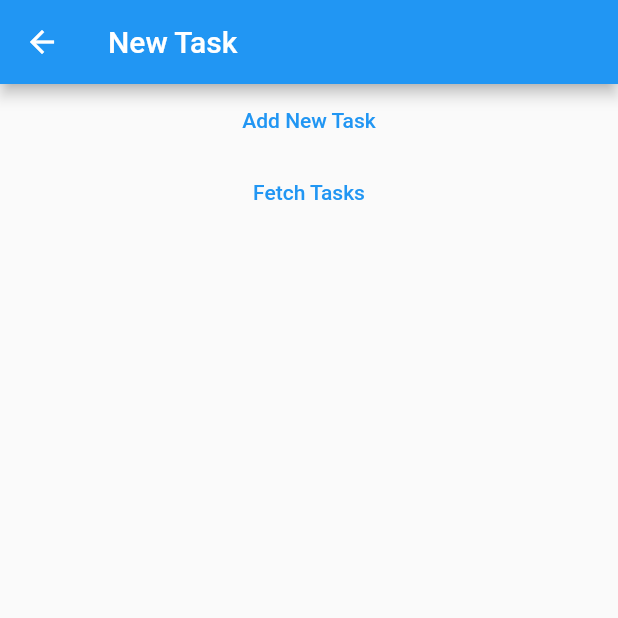
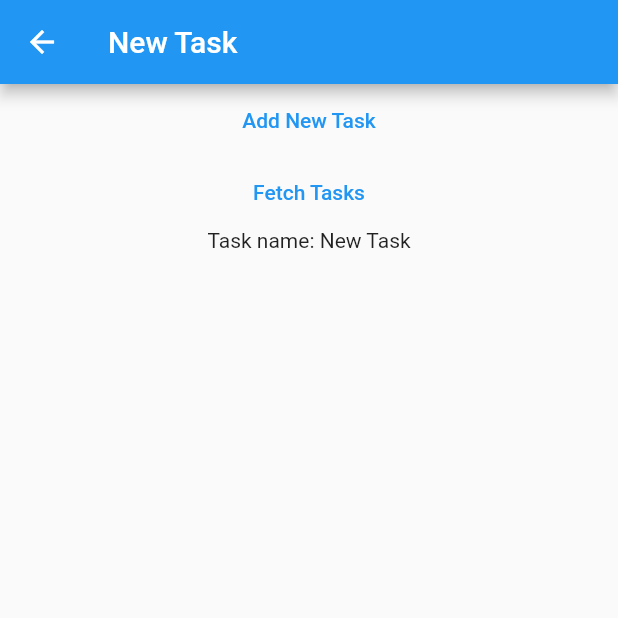
Before and after one commit to sampo02/sharing-housework, a Flutter app: the CreateTaskPage screen opened by its route, after a tap on "Add New Task", on a phone screen of 412 x 824 dp, the top half of it. Run offline on Flutter 3.47's test engine with Material 2 defaults, Android fonts, the phone set to English and light mode, and no system bars; our stand-ins replace cloud_firestore, firebase_auth, firebase_core, flutter_svg, get_it, google_sign_in; accounts and stored records are empty.

Commit message:
✨ Show task list

```diff
--- a/lib/features/housework/presentation/models/task_model.dart
+++ b/lib/features/housework/presentation/models/task_model.dart
@@ -1,3 +1,4 @@
+import 'dart:collection';
 import 'package:flutter/widgets.dart';
 import 'package:sharing_housework/features/housework/domain/entities/task.dart';
 import 'package:sharing_housework/features/housework/domain/usecases/create_task_usecase.dart';
@@ -7,15 +8,28 @@ class TaskModel extends ChangeNotifier {
   final FetchTasksUsecase fetchTasksUsecase;
   final CreateTaskUsecase createTaskUsecase;
 
+  final List<TaskViewModel> _items = [];
+
+  UnmodifiableListView<TaskViewModel> get items => UnmodifiableListView(_items);
+
   TaskModel(this.fetchTasksUsecase, this.createTaskUsecase);
 
   Future<void> fetch() async {
-    await fetchTasksUsecase();
+    final data = await fetchTasksUsecase();
+    _items.clear();
+    _items.addAll(data.map((e) => TaskViewModel(e.name)));
     notifyListeners();
   }
 
   Future<void> create(String name) async {
     await createTaskUsecase(Task(name: name));
+    await fetch();
     notifyListeners();
   }
 }
+
+class TaskViewModel {
+  String name;
+
+  TaskViewModel(this.name);
+}
--- a/lib/features/housework/presentation/pages/create_task_page.dart
+++ b/lib/features/housework/presentation/pages/create_task_page.dart
@@ -3,6 +3,7 @@ import 'package:provider/provider.dart';
 import 'package:sharing_housework/features/housework/presentation/models/task_model.dart';
 import 'package:sharing_housework/features/housework/presentation/widgets/create_task_button.dart';
 import 'package:sharing_housework/features/housework/presentation/widgets/fetch_tasks_button.dart';
+import 'package:sharing_housework/features/housework/presentation/widgets/task_list.dart';
 import 'package:sharing_housework/injection.dart';
 
 class CreateTaskPage extends StatelessWidget {
@@ -21,8 +22,10 @@ class CreateTaskPage extends StatelessWidget {
           children: const <Widget>[
             CreateTaskButton(),
             FetchTasksButton(),
+            Expanded(child: TaskList())
           ],
         )),
-        ));
+      ),
+    );
   }
 }
--- /dev/null
+++ b/lib/features/housework/presentation/widgets/task_list.dart
@@ -0,0 +1,18 @@
+import 'package:flutter/material.dart';
+import 'package:provider/provider.dart';
+import 'package:sharing_housework/features/housework/presentation/models/task_model.dart';
+
+class TaskList extends StatelessWidget {
+  const TaskList({Key? key}) : super(key: key);
+
+  @override
+  Widget build(BuildContext context) {
+    return Consumer<TaskModel>(builder: (_, task, __) {
+      return ListView.builder(
+          itemCount: task.items.length,
+          itemBuilder: (BuildContext context, int index) {
+            return Center(child: Text('Task name: ${task.items[index].name}'));
+          });
+    });
+  }
+}
```
Lines whose indentation alone changed are shown as unchanged.
